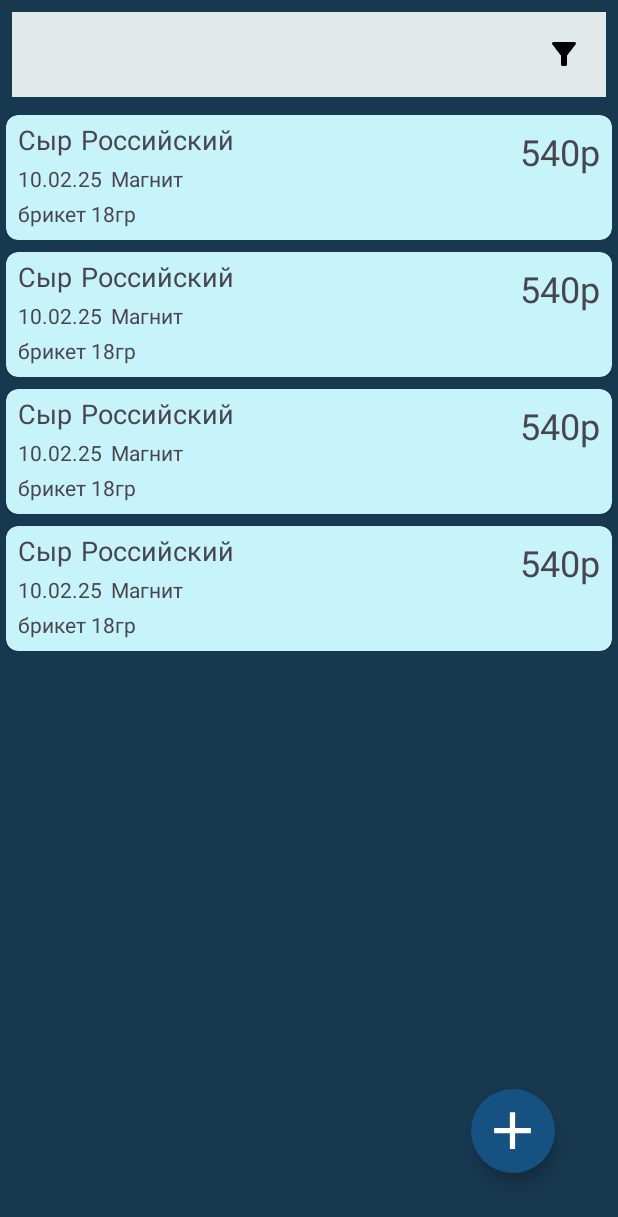
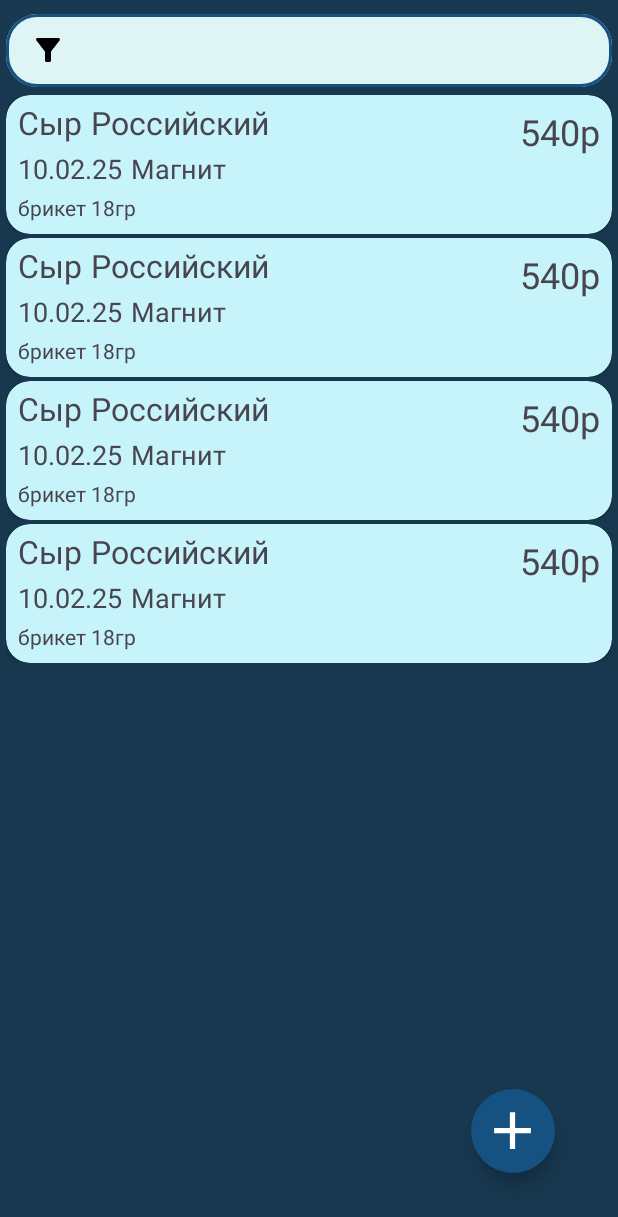
Before and after one commit to KotlyarovSergey/CostMemories, an Android app: the layout fragment_home.xml on its own in the app's theme, with its tools: preview values and no code run, on a phone screen of 412 x 824 dp. Shown: the top 1217 px of the screen. Run offline under Robolectric (Android 15) with nearby library versions, the phone set to English and light mode, and no system bars.

Commit message:
rounded filter field

```diff
--- a/app/src/main/java/com/ksv/costmemories/ui/home/model/HomeViewModel.kt
+++ b/app/src/main/java/com/ksv/costmemories/ui/home/model/HomeViewModel.kt
@@ -32,7 +32,10 @@ class HomeViewModel(
     val state = _state.asStateFlow()
 
     var filterSequence: String = ""
-
+        set(value) {
+            field = value.trim()
+            filterPurchases()
+        }
 
     fun onItemClick(id: Long) {
         _state.value = HomeState.EditPurchase(id)
@@ -52,12 +55,14 @@ class HomeViewModel(
 
 //    fun onFilterTextChanged(ch: CharSequence) {
     fun onFilterTextChanged() {
+//        Log.d("ksvlog", "onFilterChanged $filterSequence")
+//        filterSequence = ch.toString()
         _purchases.value = filter(_purchasesDB.value)
         _state.value = if (_purchases.value.isEmpty()) HomeState.Empty else HomeState.Normal
     }
 
     private fun filter(purchases: List<PurchaseTuple>): List<PurchaseTuple> {
-        //Log.d("ksvlog", "filter:\n\tpurchases: $purchases\n\tfilter: $filterSequence")
+//        Log.d("ksvlog", "filter:\n\tpurchases: $purchases\n\tfilter: $filterSequence")
         val filtered = purchases
             .filter {
                 it.title.contains(filterSequence, true) ||
@@ -67,4 +72,17 @@ class HomeViewModel(
         return filtered
     }
 
+    private fun filterPurchases(){
+        _purchases.value = _purchasesDB.value.filter {
+            it.title.contains(filterSequence, true) ||
+            it.product.contains(filterSequence, true)
+        }
+        _state.value = if (_purchases.value.isEmpty()) HomeState.Empty else HomeState.Normal
+    }
+
+    private fun filterPurchasesAdvance(){
+        val words = filterSequence.split(" ")
+
+    }
+
 }
--- a/app/src/main/res/layout/fragment_home.xml
+++ b/app/src/main/res/layout/fragment_home.xml
@@ -18,6 +18,69 @@
         android:layout_width="match_parent"
         android:layout_height="match_parent"
         android:background="@color/home_background">
+
+        <LinearLayout
+            android:layout_width="match_parent"
+            android:layout_height="match_parent"
+            android:orientation="vertical">
+
+            <com.google.android.material.textfield.TextInputLayout
+                style="@style/Widget.Material3.TextInputLayout.OutlinedBox"
+                android:layout_width="match_parent"
+                android:layout_height="wrap_content"
+                android:layout_marginHorizontal="4dp"
+                android:layout_marginTop="4dp"
+                android:layout_marginBottom="4dp"
+                app:boxCornerRadiusBottomEnd="21dp"
+                app:boxCornerRadiusBottomStart="21dp"
+                app:boxCornerRadiusTopEnd="21dp"
+                app:boxCornerRadiusTopStart="21dp"
+                app:endIconMode="clear_text">
+
+                <androidx.appcompat.widget.AppCompatEditText
+                    android:id="@+id/filter"
+                    android:layout_width="match_parent"
+                    android:layout_height="wrap_content"
+                    android:backgroundTint="#DFF4F4"
+                    android:backgroundTintMode="src_over"
+                    android:drawableStart="@drawable/filter_icon"
+                    android:drawablePadding="16dp"
+                    android:drawableTint="@color/black"
+                    android:inputType="text"
+                    android:paddingHorizontal="16dp"
+                    android:paddingVertical="12dp"
+                    android:text="@={viewModel.filterSequence}"
+                    android:textColor="@color/black"
+                    android:textColorHint="@color/white"
+                    android:textSize="18sp" />
+            </com.google.android.material.textfield.TextInputLayout>
+            <!--                android:onTextChanged="@{(txt, st, bf, cnt) -> viewModel.onFilterTextChanged(txt)}"-->
+            <!--                    android:onTextChanged="@{(txt, st, bf, cnt) -> viewModel.onFilterTextChanged()}"-->
+
+            <androidx.recyclerview.widget.RecyclerView
+                android:id="@+id/recycler"
+                android:layout_width="match_parent"
+                android:layout_height="0dp"
+                android:layout_weight="1.0"
+                app:layoutManager="androidx.recyclerview.widget.LinearLayoutManager"
+                tools:itemCount="4"
+                tools:listitem="@layout/purchase_view" />
+
+        </LinearLayout>
+
+        <com.google.android.material.floatingactionbutton.FloatingActionButton
+            android:id="@+id/add_button"
+            android:layout_width="wrap_content"
+            android:layout_height="wrap_content"
+            android:layout_gravity="end|bottom"
+            android:layout_margin="42dp"
+            android:backgroundTint="?attr/colorPrimary"
+            android:contentDescription="@string/add_button_description"
+            android:src="@drawable/icon_add"
+            app:maxImageSize="42dp"
+            app:shapeAppearance="?attr/shapeAppearance"
+            app:tint="#FFFFFF"
+            tools:visibility="visible" />
 
         <androidx.constraintlayout.widget.ConstraintLayout
             android:layout_width="match_parent"
@@ -57,57 +120,6 @@
 
         </androidx.constraintlayout.widget.ConstraintLayout>
 
-        <LinearLayout
-            android:layout_width="match_parent"
-            android:layout_height="match_parent"
-            android:orientation="vertical">
-
-            <androidx.appcompat.widget.AppCompatEditText
-                android:id="@+id/filter"
-                android:layout_width="match_parent"
-                android:layout_height="wrap_content"
-                android:layout_marginHorizontal="8dp"
-                android:layout_marginTop="8dp"
-                android:background="#E1E9E9"
-                android:drawableEnd="@drawable/filter_icon"
-                android:drawablePadding="16dp"
-                android:drawableTint="@color/black"
-                android:layout_marginBottom="8dp"
-                android:inputType="text"
-                android:paddingHorizontal="16dp"
-                android:text="@={viewModel.filterSequence}"
-                android:paddingVertical="16dp"
-                android:textColor="@color/black"
-                android:textColorHint="@color/white"
-                android:onTextChanged="@{(txt, st, bf, cnt) -> viewModel.onFilterTextChanged()}"
-                android:textSize="18sp" />
-<!--                android:onTextChanged="@{(txt, st, bf, cnt) -> viewModel.onFilterTextChanged(txt)}"-->
-
-            <androidx.recyclerview.widget.RecyclerView
-                android:id="@+id/recycler"
-                android:layout_width="match_parent"
-                android:layout_height="0dp"
-                android:layout_weight="1.0"
-                app:layoutManager="androidx.recyclerview.widget.LinearLayoutManager"
-                tools:itemCount="4"
-                tools:listitem="@layout/purchase_view" />
-
-        </LinearLayout>
-
-        <com.google.android.material.floatingactionbutton.FloatingActionButton
-            android:id="@+id/add_button"
-            android:layout_width="wrap_content"
-            android:layout_height="wrap_content"
-            android:layout_gravity="end|bottom"
-            android:layout_margin="42dp"
-            android:backgroundTint="?attr/colorPrimary"
-            android:contentDescription="@string/add_button_description"
-            android:src="@drawable/icon_add"
-            app:maxImageSize="42dp"
-            app:shapeAppearance="?attr/shapeAppearance"
-            app:tint="#FFFFFF"
-            tools:visibility="visible" />
-
     </FrameLayout>
 
 </layout>
--- a/app/src/main/res/layout/purchase_view.xml
+++ b/app/src/main/res/layout/purchase_view.xml
@@ -4,104 +4,108 @@
     xmlns:tools="http://schemas.android.com/tools">
 
     <data>
+
         <variable
             name="purchase"
             type="com.ksv.costmemories.entity.PurchaseTuple" />
-        <import type="android.view.View"/>
+
+        <import type="android.view.View" />
     </data>
 
     <FrameLayout
         android:id="@+id/root_view"
-        android:padding="2dp"
-        android:layout_margin="2dp"
         android:layout_width="match_parent"
-        android:layout_height="wrap_content">
+        android:layout_height="wrap_content"
+        android:layout_marginHorizontal="4dp"
+        android:layout_marginVertical="1dp">
 
         <androidx.cardview.widget.CardView
             android:id="@+id/card"
-            app:cardCornerRadius="8dp"
+            android:layout_width="match_parent"
+            android:layout_height="wrap_content"
             app:cardBackgroundColor="@color/purchase_card_background_tint"
-            android:layout_width="match_parent"
-            android:layout_height="wrap_content">
+            app:cardCornerRadius="16dp">
 
             <androidx.constraintlayout.widget.ConstraintLayout
-                android:layout_marginBottom="8dp"
                 android:layout_width="match_parent"
-                android:layout_height="wrap_content">
+                android:layout_height="wrap_content"
+                android:layout_marginBottom="8dp">
 
                 <TextView
                     android:id="@+id/cost"
                     android:layout_width="wrap_content"
                     android:layout_height="wrap_content"
+                    android:layout_margin="8dp"
+                    android:text="@{@string/cost_pattern(purchase.cost)}"
                     android:textSize="24sp"
-                    android:text="@{@string/cost_pattern(purchase.cost)}"
-                    tools:text="540р"
-                    android:layout_margin="8dp"
+                    app:layout_constraintEnd_toEndOf="parent"
                     app:layout_constraintTop_toTopOf="parent"
-                    app:layout_constraintEnd_toEndOf="parent"/>
+                    tools:text="540р" />
 
                 <TextView
                     android:id="@+id/product"
                     android:layout_width="wrap_content"
                     android:layout_height="wrap_content"
+                    android:layout_marginStart="8dp"
+                    android:layout_marginTop="4dp"
                     android:text="@{purchase.product}"
-                    tools:text="Сыр"
-                    android:layout_marginTop="4dp"
-                    android:layout_marginStart="8dp"
-                    android:textSize="18sp"
+                    android:textSize="21sp"
                     app:layout_constraintStart_toStartOf="parent"
-                    app:layout_constraintTop_toTopOf="parent"/>
+                    app:layout_constraintTop_toTopOf="parent"
+                    tools:text="Сыр" />
 
                 <TextView
                     android:id="@+id/title"
                     android:layout_width="0dp"
                     android:layout_height="wrap_content"
-                    android:textSize="18sp"
                     android:layout_marginStart="6dp"
                     android:text="@{purchase.title}"
-                    tools:text="Российский"
+                    android:textSize="21sp"
+                    app:layout_constraintBottom_toBottomOf="@id/product"
+                    app:layout_constraintEnd_toStartOf="@id/cost"
                     app:layout_constraintStart_toEndOf="@id/product"
                     app:layout_constraintTop_toTopOf="@id/product"
-                    app:layout_constraintBottom_toBottomOf="@id/product"
-                    app:layout_constraintEnd_toStartOf="@id/cost"/>
+                    tools:text="Российский" />
 
                 <TextView
                     android:id="@+id/date"
                     android:layout_width="wrap_content"
                     android:layout_height="wrap_content"
                     android:layout_marginTop="4dp"
-                    android:textSize="14sp"
                     android:text="@{purchase.date}"
-                    tools:text="10.02.25"
+                    android:textSize="18sp"
                     app:layout_constraintStart_toStartOf="@id/product"
-                    app:layout_constraintTop_toBottomOf="@id/product"/>
+                    app:layout_constraintTop_toBottomOf="@id/product"
+                    tools:text="10.02.25" />
 
                 <TextView
                     android:id="@+id/shop"
                     android:layout_width="0dp"
                     android:layout_height="wrap_content"
-                    android:textSize="14sp"
                     android:layout_marginStart="6dp"
                     android:text="@{purchase.shop}"
-                    tools:text="Магнит"
+                    android:textSize="18sp"
+                    app:layout_constraintBottom_toBottomOf="@id/date"
+                    app:layout_constraintEnd_toStartOf="@id/cost"
                     app:layout_constraintStart_toEndOf="@id/date"
                     app:layout_constraintTop_toTopOf="@id/date"
-                    app:layout_constraintBottom_toBottomOf="@id/date"
-                    app:layout_constraintEnd_toStartOf="@id/cost"/>
+                    tools:text="Магнит" />
 
                 <TextView
                     android:id="@+id/comment"
                     android:layout_width="0dp"
                     android:layout_height="wrap_content"
                     android:layout_marginTop="4dp"
+                    android:layout_marginEnd="32dp"
+                    android:ellipsize="end"
+                    android:maxLines="2"
+                    android:text="@{purchase.comment}"
                     android:textSize="14sp"
-                    android:text="@{purchase.comment}"
-                    android:maxLines="2"
-                    tools:text="брикет 18гр"
-                    app:layout_constraintStart_toStartOf="@id/product"
                     android:visibility="@{purchase.comment.length() > 0 ? View.VISIBLE : View.GONE}"
                     app:layout_constraintEnd_toEndOf="parent"
-                    app:layout_constraintTop_toBottomOf="@id/date"/>
+                    app:layout_constraintStart_toStartOf="@id/product"
+                    app:layout_constraintTop_toBottomOf="@id/date"
+                    tools:text="брикет 18гр" />
 
 
             </androidx.constraintlayout.widget.ConstraintLayout>
--- a/app/src/main/res/values/strings.xml
+++ b/app/src/main/res/values/strings.xml
@@ -7,7 +7,7 @@
     <string name="date_input_error">Неверная дата</string>
     <string name="cost_input_error">Введите цену</string>
 
-    <string name="cost_pattern">%dр</string>
+    <string name="cost_pattern">%d&#8381;</string>
     <string name="add_button_description">добавить покупку</string>
     <string name="empty_purchases_list_caption">Пусто</string>
     <string name="empty_purchases_list_hint">измените фильтр или добавьте покупку</string>
```
